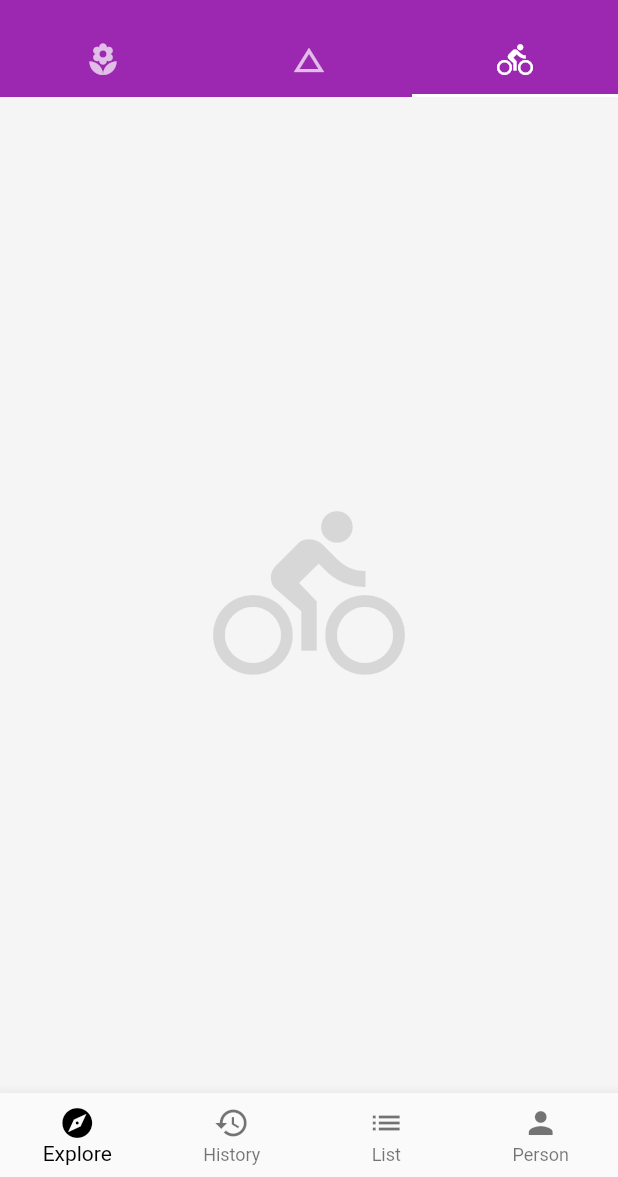
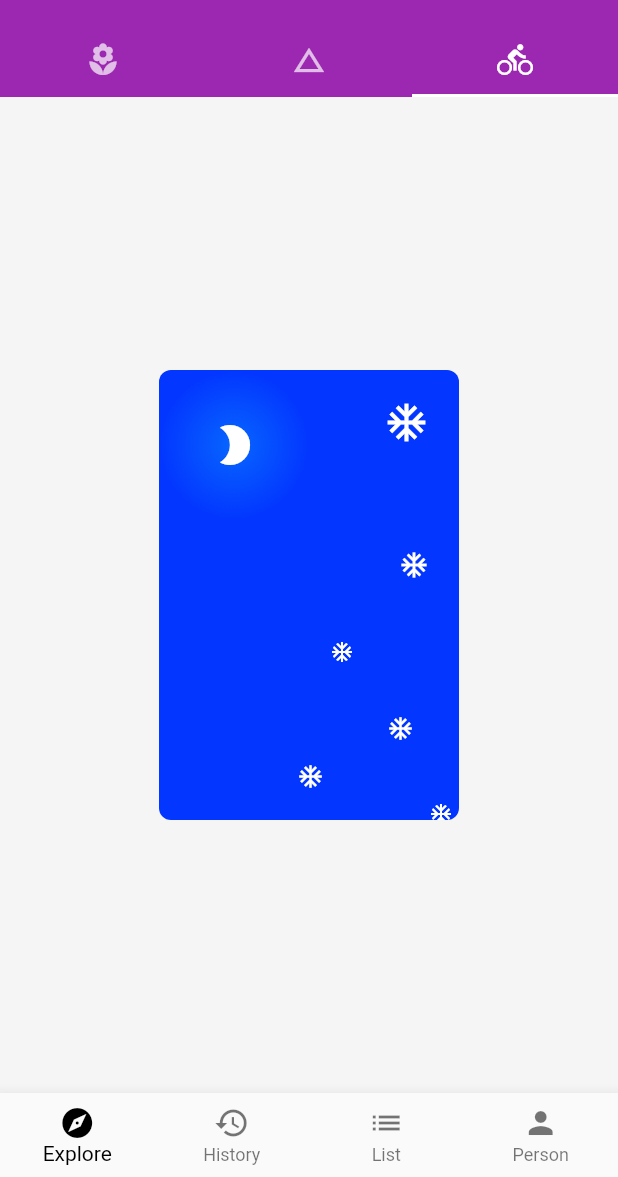
Before and after one commit to NiceMobile/FlutterDemo, a Flutter app: the screen it shows after launch, tab 3 chosen, on a phone screen of 412 x 824 dp, the part 59-1236 px from its top. Run offline on Flutter 3.47's test engine with Material 2 defaults, Android fonts, the phone set to English and light mode, and no system bars; network calls fail.

Commit message:
布局控件介绍

```diff
--- /dev/null
+++ b/lib/demo/layout_demo.dart
@@ -0,0 +1,131 @@
+import 'package:flutter/material.dart';
+
+class LayoutDemo extends StatelessWidget {
+  @override
+  Widget build(BuildContext context) {
+    //Column 竖着排布 Row 横着排列
+    return Container(
+      child: Column(
+        mainAxisAlignment: MainAxisAlignment.center,
+//        crossAxisAlignment: CrossAxisAlignment.center,
+        children: <Widget>[
+          StackDemo()
+        ]
+      ),
+    );
+  }
+}
+
+class ConstrainedBoxDemo extends StatelessWidget{
+  @override
+  Widget build(BuildContext context) {
+    return //          AspectRatio(
+//            aspectRatio: 1.0/1.0,
+//            child: Container(
+//              color: Color.fromRGBO(3, 54, 255, 1.0),
+//            ),
+//          ),
+      ConstrainedBox(
+        constraints: BoxConstraints(
+            minHeight: 200.0,
+            maxWidth: 200.0
+        ),
+        child: Container(
+          color: Color.fromRGBO(3, 54, 255, 1.0),
+        ),
+      );
+  }
+}
+
+class StackDemo extends StatelessWidget{
+  @override
+  Widget build(BuildContext context) {
+    return Stack(
+      alignment: Alignment.topLeft,
+      children: <Widget>[
+//          IconBadge(Icons.pool),
+//          IconBadge(Icons.beach_access, size: 64.0),
+//          IconBadge(Icons.airplanemode_active)
+        SizedBox(
+          width: 200.0,
+          height: 300.0,
+          child: Container(
+            alignment: Alignment(0.0, -0.9),
+            decoration: BoxDecoration(
+                color: Color.fromRGBO(3, 54, 255, 1.0),
+                borderRadius: BorderRadius.circular(8.0)
+            ),
+          ),
+        ),
+        SizedBox(
+          height: 32.0,
+        ),
+        SizedBox(
+          width: 100.0,
+          height: 100.0,
+          child: Container(
+              decoration: BoxDecoration(
+                  color: Color.fromRGBO(2, 54, 255, 1.0),
+//                      borderRadius: BorderRadius.circular(8.0),
+                  shape: BoxShape.circle,
+                  gradient: RadialGradient(
+                      colors: [
+                        Color.fromRGBO(7, 102, 255, 1.0),
+                        Color.fromRGBO(3, 54, 255, 1.0)
+                      ]
+                  )
+              ),
+              child: Icon(Icons.brightness_2, color: Colors.white, size: 32.0,)
+          ),
+        ),
+        Positioned(
+            right: 20.0,
+            top: 20.0,
+            child: Icon(Icons.ac_unit, color: Colors.white, size: 30.0,)
+        ),
+        Positioned(
+            right: 20.0,
+            top: 120.0,
+            child: Icon(Icons.ac_unit, color: Colors.white, size: 20.0,)
+        ),
+        Positioned(
+            right: 70.0,
+            top: 180.0,
+            child: Icon(Icons.ac_unit, color: Colors.white, size: 16.0,)
+        ),
+        Positioned(
+            right: 30.0,
+            top: 230.0,
+            child: Icon(Icons.ac_unit, color: Colors.white, size: 18.0,)
+        ),
+        Positioned(
+            right: 90.0,
+            bottom: 20.0,
+            child: Icon(Icons.ac_unit, color: Colors.white, size: 18.0,)
+        ),
+        Positioned(
+            right: 4.0,
+            bottom: -4.0,
+            child: Icon(Icons.ac_unit, color: Colors.white, size: 16.0,)
+        )
+      ],
+    );
+  }
+}
+
+class IconBadge extends StatelessWidget{
+  final IconData icon;
+  final double size;
+  IconBadge(this.icon, {
+    this.size = 32.0
+  });
+  @override
+  Widget build(BuildContext context) {
+    return Container(
+      child: Icon(icon, size: size, color: Colors.white),
+      width: size + 60,
+      height: size + 60,
+      color: Color.fromRGBO(3, 54, 255, 1.0),
+    );
+  }
+}
--- a/lib/main.dart
+++ b/lib/main.dart
@@ -3,6 +3,7 @@ import './demo/drawer_demo.dart';
 import './demo/bottom_navigation_bar_demo.dart';
 import './demo/listview_demo.dart';
 import './demo/basic_demo.dart';
+import './demo/layout_demo.dart';
 
 void main() {
   runApp(App());
@@ -67,11 +68,12 @@ class Home extends StatelessWidget {
 //              color: Colors.black12,
 //            ),
           BasicDemo(),
-            Icon(
-              Icons.directions_bike,
-              size: 128.0,
-              color: Colors.black12,
-            ),
+//            Icon(
+//              Icons.directions_bike,
+//              size: 128.0,
+//              color: Colors.black12,
+//            ),
+          LayoutDemo(),
           ],
         ),
         drawer: DrawerDemo(),
```
